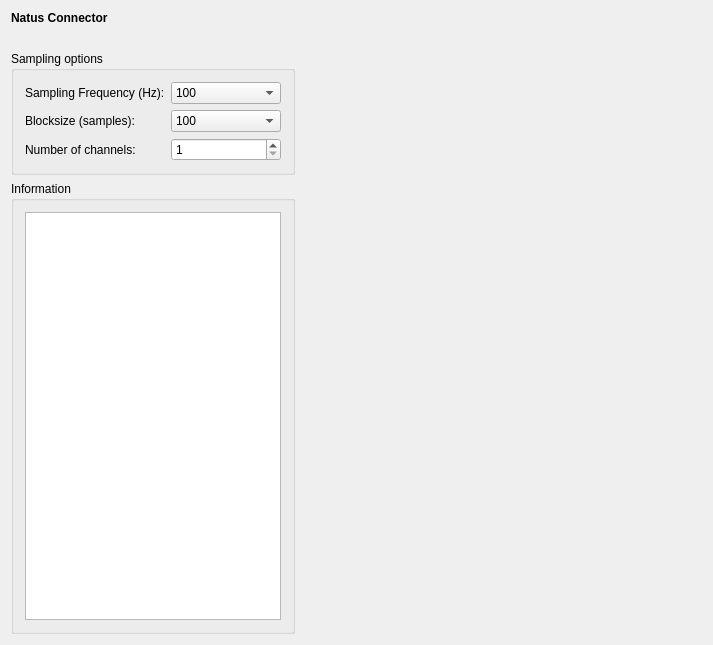
mne-tools/mne-cpp, file applications/mne_scan/plugins/natus/FormFiles/natussetup.ui: the form before one commit.
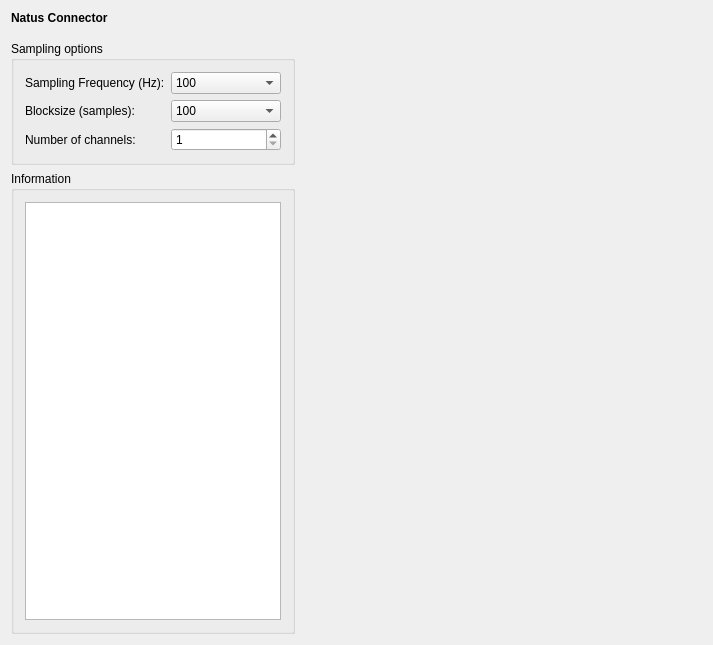
The form after the commit.

The edit to the form file:
```diff
--- a/applications/mne_scan/plugins/natus/FormFiles/natussetup.ui
+++ b/applications/mne_scan/plugins/natus/FormFiles/natussetup.ui
@@ -38,7 +38,7 @@
      <property name="sizeHint" stdset="0">
       <size>
        <width>20</width>
-       <height>20</height>
+       <height>10</height>
       </size>
      </property>
     </spacer>
@@ -97,7 +97,7 @@
            <string>&lt;!DOCTYPE HTML PUBLIC &quot;-//W3C//DTD HTML 4.0//EN&quot; &quot;http://www.w3.org/TR/REC-html40/strict.dtd&quot;&gt;
 &lt;html&gt;&lt;head&gt;&lt;meta name=&quot;qrichtext&quot; content=&quot;1&quot; /&gt;&lt;style type=&quot;text/css&quot;&gt;
 p, li { white-space: pre-wrap; }
-&lt;/style&gt;&lt;/head&gt;&lt;body style=&quot; font-family:'MS Shell Dlg 2'; font-size:7.8pt; font-weight:400; font-style:normal;&quot;&gt;
+&lt;/style&gt;&lt;/head&gt;&lt;body style=&quot; font-family:'MS Shell Dlg 2'; font-size:8.25pt; font-weight:400; font-style:normal;&quot;&gt;
 &lt;p style=&quot;-qt-paragraph-type:empty; margin-top:0px; margin-bottom:0px; margin-left:0px; margin-right:0px; -qt-block-indent:0; text-indent:0px; font-size:8pt;&quot;&gt;&lt;br /&gt;&lt;/p&gt;&lt;/body&gt;&lt;/html&gt;</string>
           </property>
          </widget>
```
